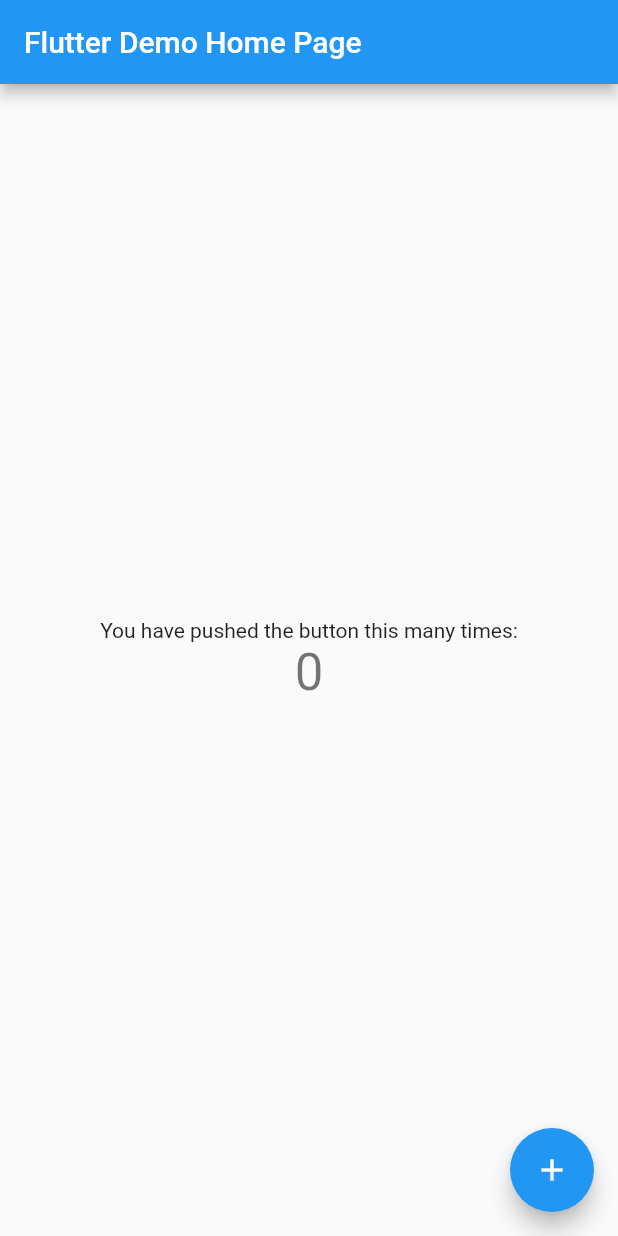
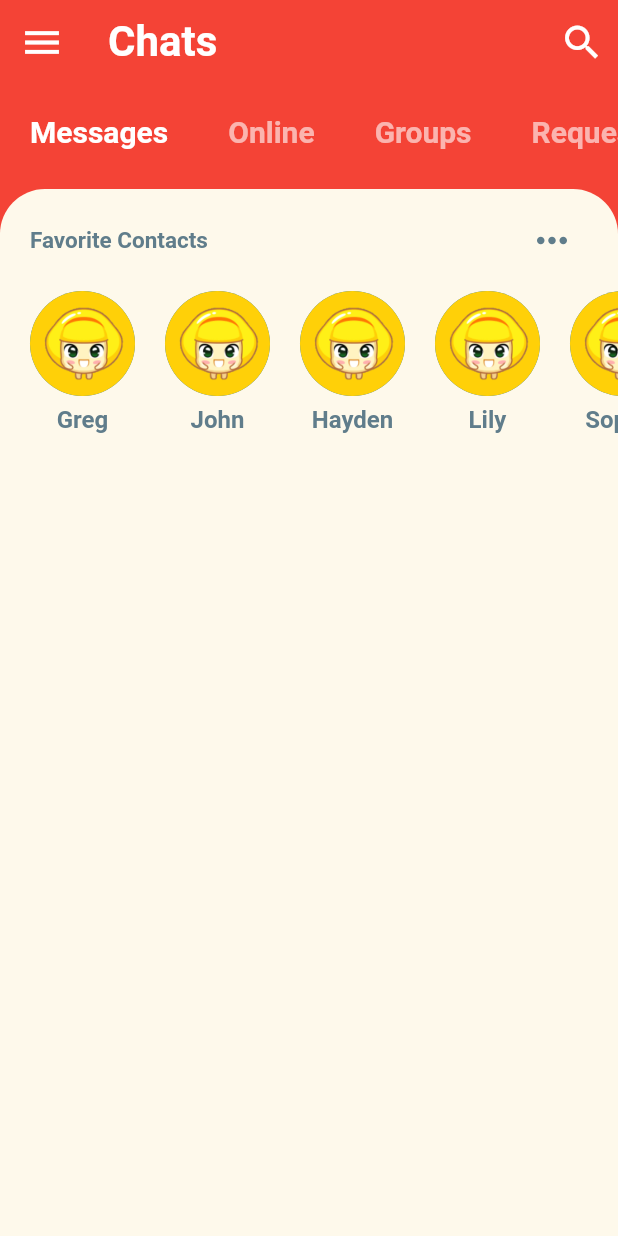
Before and after one commit to saeminakim/flutter_chat, a Flutter app: the screen it shows after launch, on a phone screen of 412 x 824 dp. Run offline on Flutter 3.47's test engine with Material 2 defaults, Android fonts, the phone set to English and light mode, and no system bars.

Commit message:
0829 AppBar, Favourite Contacts

```diff
--- a/lib/main.dart
+++ b/lib/main.dart
@@ -1,4 +1,5 @@
 import 'package:flutter/material.dart';
+import 'package:flutter_chat/screens/home_screen.dart';
 
 void main() {
   runApp(MyApp());
@@ -9,109 +10,13 @@ class MyApp extends StatelessWidget {
   @override
   Widget build(BuildContext context) {
     return MaterialApp(
-      title: 'Flutter Demo',
+      title: 'Flutter Chat UI',
+      debugShowCheckedModeBanner: false,
       theme: ThemeData(
-        // This is the theme of your application.
-        //
-        // Try running your application with "flutter run". You'll see the
-        // application has a blue toolbar. Then, without quitting the app, try
-        // changing the primarySwatch below to Colors.green and then invoke
-        // "hot reload" (press "r" in the console where you ran "flutter run",
-        // or simply save your changes to "hot reload" in a Flutter IDE).
-        // Notice that the counter didn't reset back to zero; the application
-        // is not restarted.
-        primarySwatch: Colors.blue,
-        // This makes the visual density adapt to the platform that you run
-        // the app on. For desktop platforms, the controls will be smaller and
-        // closer together (more dense) than on mobile platforms.
-        visualDensity: VisualDensity.adaptivePlatformDensity,
+        primaryColor: Colors.red,
+        accentColor: Color(0xFFFEF9EB),
       ),
-      home: MyHomePage(title: 'Flutter Demo Home Page'),
+      home: HomeScreen(),
     );
   }
 }
-
-class MyHomePage extends StatefulWidget {
-  MyHomePage({Key key, this.title}) : super(key: key);
-
-  // This widget is the home page of your application. It is stateful, meaning
-  // that it has a State object (defined below) that contains fields that affect
-  // how it looks.
-
-  // This class is the configuration for the state. It holds the values (in this
-  // case the title) provided by the parent (in this case the App widget) and
-  // used by the build method of the State. Fields in a Widget subclass are
-  // always marked "final".
-
-  final String title;
-
-  @override
-  _MyHomePageState createState() => _MyHomePageState();
-}
-
-class _MyHomePageState extends State<MyHomePage> {
-  int _counter = 0;
-
-  void _incrementCounter() {
-    setState(() {
-      // This call to setState tells the Flutter framework that something has
-      // changed in this State, which causes it to rerun the build method below
-      // so that the display can reflect the updated values. If we changed
-      // _counter without calling setState(), then the build method would not be
-      // called again, and so nothing would appear to happen.
-      _counter++;
-    });
-  }
-
-  @override
-  Widget build(BuildContext context) {
-    // This method is rerun every time setState is called, for instance as done
-    // by the _incrementCounter method above.
-    //
-    // The Flutter framework has been optimized to make rerunning build methods
-    // fast, so that you can just rebuild anything that needs updating rather
-    // than having to individually change instances of widgets.
-    return Scaffold(
-      appBar: AppBar(
-        // Here we take the value from the MyHomePage object that was created by
-        // the App.build method, and use it to set our appbar title.
-        title: Text(widget.title),
-      ),
-      body: Center(
-        // Center is a layout widget. It takes a single child and positions it
-        // in the middle of the parent.
-        child: Column(
-          // Column is also a layout widget. It takes a list of children and
-          // arranges them vertically. By default, it sizes itself to fit its
-          // children horizontally, and tries to be as tall as its parent.
-          //
-          // Invoke "debug painting" (press "p" in the console, choose the
-          // "Toggle Debug Paint" action from the Flutter Inspector in Android
-          // Studio, or the "Toggle Debug Paint" command in Visual Studio Code)
-          // to see the wireframe for each widget.
-          //
-          // Column has various properties to control how it sizes itself and
-          // how it positions its children. Here we use mainAxisAlignment to
-          // center the children vertically; the main axis here is the vertical
-          // axis because Columns are vertical (the cross axis would be
-          // horizontal).
-          mainAxisAlignment: MainAxisAlignment.center,
-          children: <Widget>[
-            Text(
-              'You have pushed the button this many times:',
-            ),
-            Text(
-              '$_counter',
-              style: Theme.of(context).textTheme.headline4,
-            ),
-          ],
-        ),
-      ),
-      floatingActionButton: FloatingActionButton(
-        onPressed: _incrementCounter,
-        tooltip: 'Increment',
-        child: Icon(Icons.add),
-      ), // This trailing comma makes auto-formatting nicer for build methods.
-    );
-  }
-}
--- /dev/null
+++ b/lib/screens/home_screen.dart
@@ -0,0 +1,62 @@
+import 'package:flutter/material.dart';
+import 'package:flutter_chat/widget/category_selector.dart';
+import 'package:flutter_chat/widget/favorite.contacts.dart';
+
+class HomeScreen extends StatefulWidget {
+  @override
+  _HomeScreenState createState() => _HomeScreenState();
+}
+
+class _HomeScreenState extends State<HomeScreen> {
+  @override
+  Widget build(BuildContext context) {
+    return Scaffold(
+      backgroundColor: Theme.of(context).primaryColor,
+      appBar: AppBar(
+        leading: IconButton(
+          icon: Icon(Icons.menu),
+          iconSize: 30,
+          color: Colors.white,
+          onPressed: () {},
+        ),
+        title: Text(
+          'Chats',
+          style: TextStyle(
+            fontSize: 28,
+            fontWeight: FontWeight.bold,
+          ),
+        ),
+        elevation: 0,
+        actions: [
+          IconButton(
+            icon: Icon(Icons.search),
+            iconSize: 30,
+            color: Colors.white,
+            onPressed: () {},
+          ),
+        ],
+      ),
+      body: Column(
+        children: [
+          CategorySelector(),
+          Expanded(
+            child: Container(
+              decoration: BoxDecoration(
+                color: Theme.of(context).accentColor,
+                borderRadius: BorderRadius.only(
+                  topLeft: Radius.circular(30),
+                  topRight: Radius.circular(30),
+                ),
+              ),
+              child: Column(
+                children: [
+                  FavoriteContacts(),
+                ],
+              ),
+            ),
+          )
+        ],
+      ),
+    );
+  }
+}
--- /dev/null
+++ b/lib/widget/category_selector.dart
@@ -0,0 +1,43 @@
+import 'package:flutter/material.dart';
+
+class CategorySelector extends StatefulWidget {
+  @override
+  _CategorySelectorState createState() => _CategorySelectorState();
+}
+
+class _CategorySelectorState extends State<CategorySelector> {
+  int selectedIndex = 0;
+  final List<String> categories = ['Messages', 'Online', 'Groups', 'Requests'];
+
+  @override
+  Widget build(BuildContext context) {
+    return Container(
+      height: 70,
+      color: Theme.of(context).primaryColor,
+      child: ListView.builder(
+        scrollDirection: Axis.horizontal,
+        itemCount: categories.length,
+        itemBuilder: (BuildContext context, int index) {
+          return GestureDetector(
+            onTap: () {
+              setState(() {
+                selectedIndex = index;
+              });
+            },
+            child: Padding(
+              padding: EdgeInsets.symmetric(horizontal: 20, vertical: 20),
+              child: Text(
+                categories[index],
+                style: TextStyle(
+                  color: index == selectedIndex ? Colors.white : Colors.white60,
+                  fontSize: 20,
+                  fontWeight: FontWeight.bold,
+                ),
+              ),
+            ),
+          );
+        },
+      ),
+    );
+  }
+}
--- /dev/null
+++ b/lib/widget/favorite.contacts.dart
@@ -0,0 +1,69 @@
+import 'package:flutter/material.dart';
+import 'package:flutter_chat/models/message_model.dart';
+
+class FavoriteContacts extends StatelessWidget {
+  @override
+  Widget build(BuildContext context) {
+    return Padding(
+      padding: EdgeInsets.symmetric(vertical: 10),
+      child: Column(
+        children: [
+          Padding(
+            padding: EdgeInsets.symmetric(horizontal: 20),
+            child: Row(
+              mainAxisAlignment: MainAxisAlignment.spaceBetween,
+              children: [
+                Text(
+                  'Favorite Contacts',
+                  style: TextStyle(
+                    color: Colors.blueGrey,
+                    fontSize: 15,
+                    fontWeight: FontWeight.bold,
+                  ),
+                ),
+                IconButton(
+                  icon: Icon(
+                    Icons.more_horiz,
+                  ),
+                  iconSize: 30,
+                  color: Colors.blueGrey,
+                  onPressed: () {},
+                )
+              ],
+            ),
+          ),
+          Container(
+            height: 120,
+            child: ListView.builder(
+              padding: EdgeInsets.only(left: 10),
+              scrollDirection: Axis.horizontal,
+              itemCount: favorites.length,
+              itemBuilder: (BuildContext context, int index) {
+                return Padding(
+                  padding: EdgeInsets.all(10.0),
+                  child: Column(
+                    children: [
+                      CircleAvatar(
+                        radius: 35,
+                        backgroundImage: AssetImage(favorites[index].imageUrl),
+                      ),
+                      SizedBox(height: 6),
+                      Text(
+                        favorites[index].name,
+                        style: TextStyle(
+                          color: Colors.blueGrey,
+                          fontSize: 16,
+                          fontWeight: FontWeight.w600,
+                        ),
+                      )
+                    ],
+                  ),
+                );
+              },
+            ),
+          )
+        ],
+      ),
+    );
+  }
+}
--- a/pubspec.yaml
+++ b/pubspec.yaml
@@ -45,8 +45,8 @@ flutter:
   uses-material-design: true
 
   # To add assets to your application, add an assets section, like this:
-  # assets:
-  #   - images/a_dot_burr.jpeg
+  assets:
+    - assets/images/
   #   - images/a_dot_ham.jpeg
 
   # An image asset can refer to one or more resolution-specific "variants", see
```
Also changed, not shown: lib/models/message_model.dart (added, +93 -0 lines), lib/models/user_model.dart (added, +11 -0 lines), assets/images/lemon.png (added), 1 other file.
